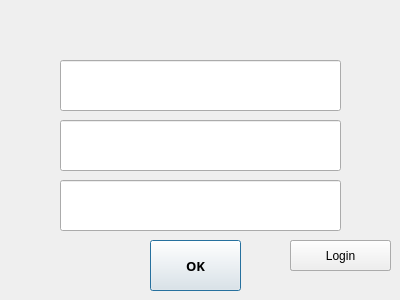
Euclidis/Thesaurus, file Thesaurus/Windows/account_window.ui: the form before one commit.
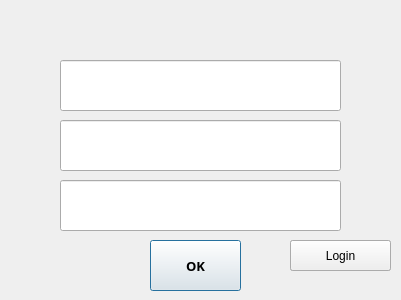
The form after the commit.

What changed in the file:
```diff
--- a/Thesaurus/Windows/account_window.ui
+++ b/Thesaurus/Windows/account_window.ui
@@ -9,7 +9,7 @@
    <rect>
     <x>0</x>
     <y>0</y>
-    <width>400</width>
+    <width>401</width>
     <height>300</height>
    </rect>
   </property>
```
Left out of the diff: 20 changed lines with no effect on the pictures.
